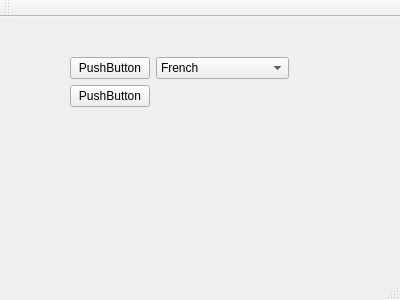
The window that WordGapQT/mainwindow.ui (CiaraG98/WordGap) describes before a commit, drawn with Qt 5.
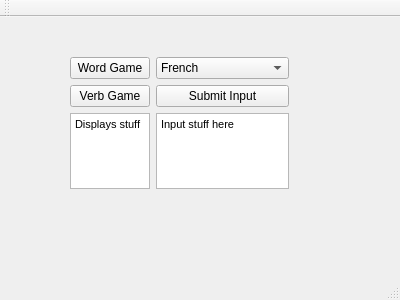
The same window after the commit.

```diff
--- a/WordGapQT/mainwindow.ui
+++ b/WordGapQT/mainwindow.ui
@@ -20,21 +20,14 @@
       <x>59</x>
       <y>29</y>
       <width>241</width>
-      <height>121</height>
+      <height>154</height>
      </rect>
     </property>
     <layout class="QFormLayout" name="formLayout">
      <item row="0" column="0">
       <widget class="QPushButton" name="pushButton">
        <property name="text">
-        <string>PushButton</string>
-       </property>
-      </widget>
-     </item>
-     <item row="1" column="0">
-      <widget class="QPushButton" name="pushButton_2">
-       <property name="text">
-        <string>PushButton</string>
+        <string>Word Game</string>
        </property>
       </widget>
      </item>
@@ -57,6 +50,42 @@
        </item>
       </widget>
      </item>
+     <item row="1" column="0">
+      <widget class="QPushButton" name="pushButton_2">
+       <property name="text">
+        <string>Verb Game</string>
+       </property>
+      </widget>
+     </item>
+     <item row="2" column="0">
+      <widget class="QTextBrowser" name="textBrowser">
+       <property name="html">
+        <string>&lt;!DOCTYPE HTML PUBLIC &quot;-//W3C//DTD HTML 4.0//EN&quot; &quot;http://www.w3.org/TR/REC-html40/strict.dtd&quot;&gt;
+&lt;html&gt;&lt;head&gt;&lt;meta name=&quot;qrichtext&quot; content=&quot;1&quot; /&gt;&lt;style type=&quot;text/css&quot;&gt;
+p, li { white-space: pre-wrap; }
+&lt;/style&gt;&lt;/head&gt;&lt;body style=&quot; font-family:'MS Shell Dlg 2'; font-size:8pt; font-weight:400; font-style:normal;&quot;&gt;
+&lt;p style=&quot; margin-top:0px; margin-bottom:0px; margin-left:0px; margin-right:0px; -qt-block-indent:0; text-indent:0px;&quot;&gt;Displays stuff&lt;/p&gt;&lt;/body&gt;&lt;/html&gt;</string>
+       </property>
+      </widget>
+     </item>
+     <item row="2" column="1">
+      <widget class="QTextEdit" name="textEdit">
+       <property name="html">
+        <string>&lt;!DOCTYPE HTML PUBLIC &quot;-//W3C//DTD HTML 4.0//EN&quot; &quot;http://www.w3.org/TR/REC-html40/strict.dtd&quot;&gt;
+&lt;html&gt;&lt;head&gt;&lt;meta name=&quot;qrichtext&quot; content=&quot;1&quot; /&gt;&lt;style type=&quot;text/css&quot;&gt;
+p, li { white-space: pre-wrap; }
+&lt;/style&gt;&lt;/head&gt;&lt;body style=&quot; font-family:'MS Shell Dlg 2'; font-size:8pt; font-weight:400; font-style:normal;&quot;&gt;
+&lt;p style=&quot; margin-top:0px; margin-bottom:0px; margin-left:0px; margin-right:0px; -qt-block-indent:0; text-indent:0px;&quot;&gt;Input stuff here&lt;/p&gt;&lt;/body&gt;&lt;/html&gt;</string>
+       </property>
+      </widget>
+     </item>
+     <item row="1" column="1">
+      <widget class="QPushButton" name="pushButton_3">
+       <property name="text">
+        <string>Submit Input</string>
+       </property>
+      </widget>
+     </item>
     </layout>
    </widget>
   </widget>
```
